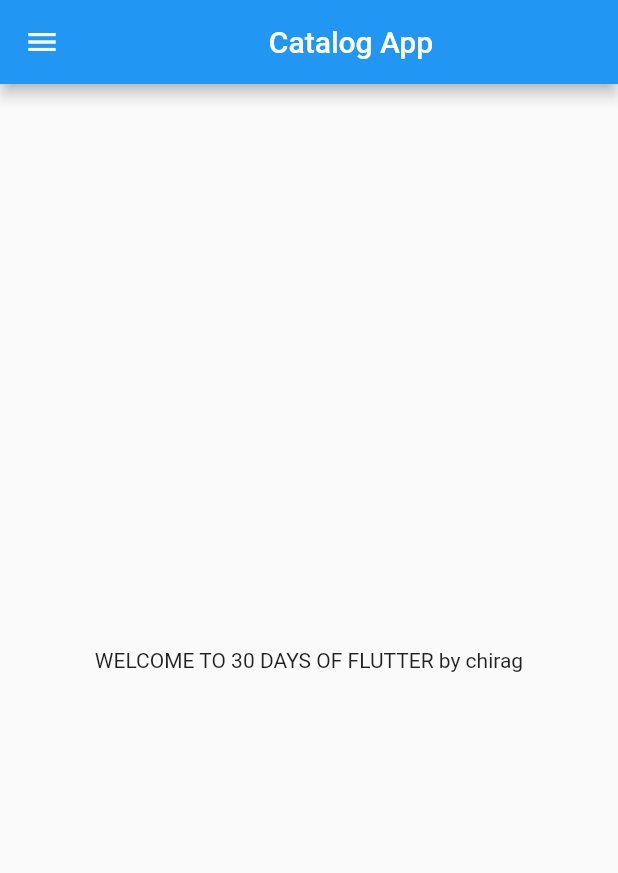
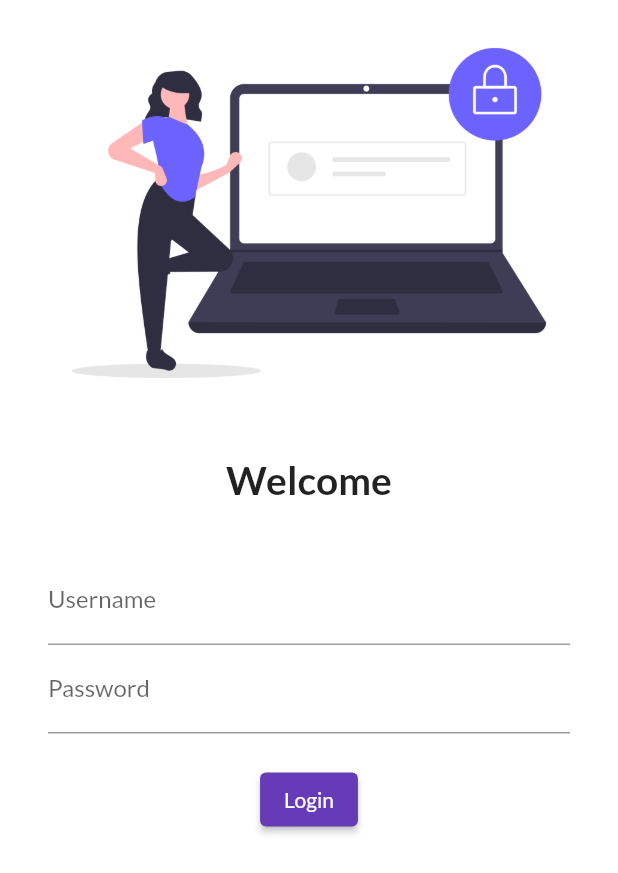
Before and after one commit to Chirag-bachwani/Flutterlearning, a Flutter app: the screen it shows after launch, on a phone screen of 412 x 824 dp. Shown: the top 873 px of the screen. Run offline on Flutter 3.47's test engine with Material 2 defaults, Android fonts, the phone set to English and light mode, and no system bars; our stand-ins replace google_fonts.

Commit message:
day 4 completed

```diff
--- a/lib/main.dart
+++ b/lib/main.dart
@@ -1,5 +1,7 @@
 import 'package:flutter/material.dart';
-import 'home_page.dart';
+import 'pages/home_page.dart';
+import 'package:google_fonts/google_fonts.dart';
+import 'pages/login_page.dart';
 
 void main() {
   runApp(MyApp());
@@ -10,6 +12,16 @@ class MyApp extends StatelessWidget {
 
   @override
   Widget build(BuildContext context) {
-    return MaterialApp(home: HomePage());
+    return MaterialApp(
+      themeMode: ThemeMode.light,
+      theme: ThemeData(primarySwatch: Colors.deepPurple,
+      fontFamily: GoogleFonts.lato().fontFamily,),
+      darkTheme: ThemeData(brightness: Brightness.dark,),
+      routes: {
+        "/home":(context)=>HomePage(),
+        "/":(context)=>LoginPage(),
+      },
+
+      );
   }
 }
--- /dev/null
+++ b/lib/pages/login_page.dart
@@ -0,0 +1,56 @@
+import 'package:flutter/material.dart';
+
+class LoginPage extends StatelessWidget {
+  const LoginPage({super.key});
+
+  @override
+  Widget build(BuildContext context) {
+    return Material(
+        color: Colors.white,
+        child: Column(
+          children: [
+            Image.asset(
+              "assets/images/login_page.png",
+              fit: BoxFit.cover,
+            ),
+            SizedBox(
+              height: 20,
+            ),
+            Text(
+              "Welcome",
+              style: TextStyle(
+                fontSize: 26,
+                fontWeight: FontWeight.bold,
+              ),
+            ),
+            SizedBox(
+              height: 20,
+            ),
+            Padding(
+              padding: const EdgeInsets.symmetric(vertical: 16, horizontal: 32),
+              child: Column(
+                children: [
+                  TextFormField(
+                    decoration: InputDecoration(
+                        hintText: " Enter Username", labelText: "Username"),
+                  ),
+                  TextFormField(
+                    obscureText: true,
+                    decoration: InputDecoration(
+                        hintText: " Enter password", labelText: "Password"),
+                  ),
+                  SizedBox(
+                    height: 20,
+                  ),
+                  ElevatedButton(
+                      onPressed: () {
+                        print("hi Chirag");
+                      },
+                      child: Text("Login"))
+                ],
+              ),
+            ),
+          ],
+        ));
+  }
+}
--- a/pubspec.yaml
+++ b/pubspec.yaml
@@ -36,6 +36,7 @@ dependencies:
   # The following adds the Cupertino Icons font to your application.
   # Use with the CupertinoIcons class for iOS style icons.
   cupertino_icons: ^1.0.2
+  google_fonts: ^4.0.3
 
 dev_dependencies:
   flutter_test:
@@ -60,8 +61,8 @@ flutter:
   uses-material-design: true
 
   # To add assets to your application, add an assets section, like this:
-  # assets:
-  #   - images/a_dot_burr.jpeg
+  assets:
+    - assets/images/
   #   - images/a_dot_ham.jpeg
 
   # An image asset can refer to one or more resolution-specific "variants", see
```
Also changed, not shown: assets/images/login_page.png (added), lib/pages/home_page.dart (line endings or trailing spaces), pubspec.lock, 1 other file.
